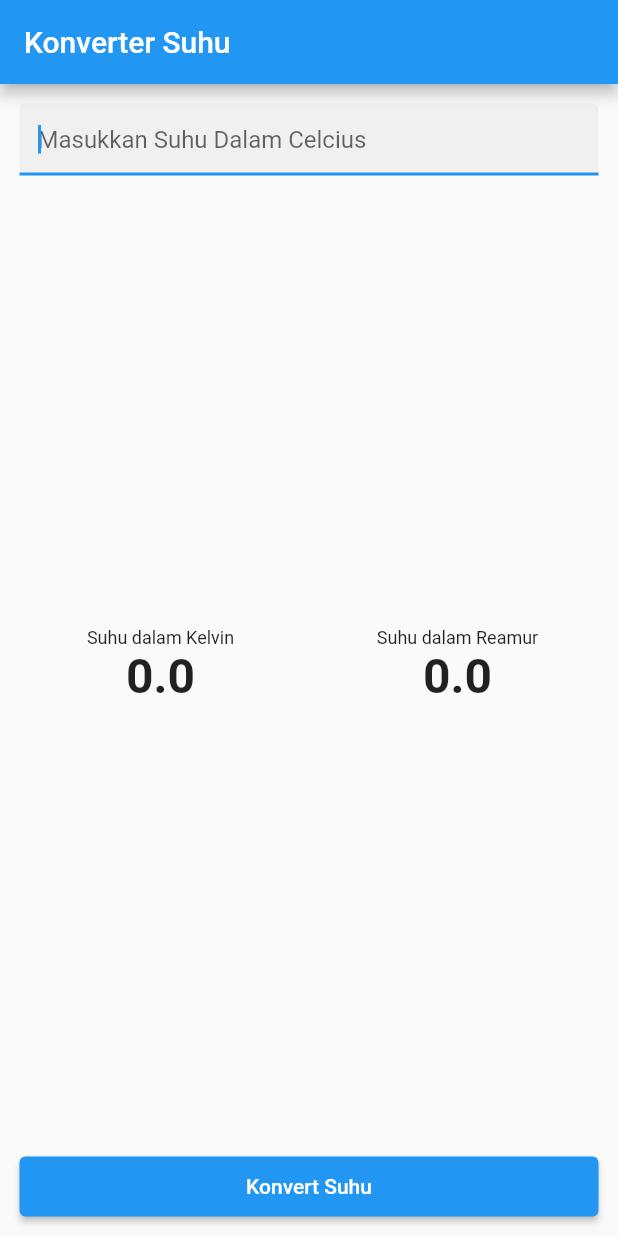
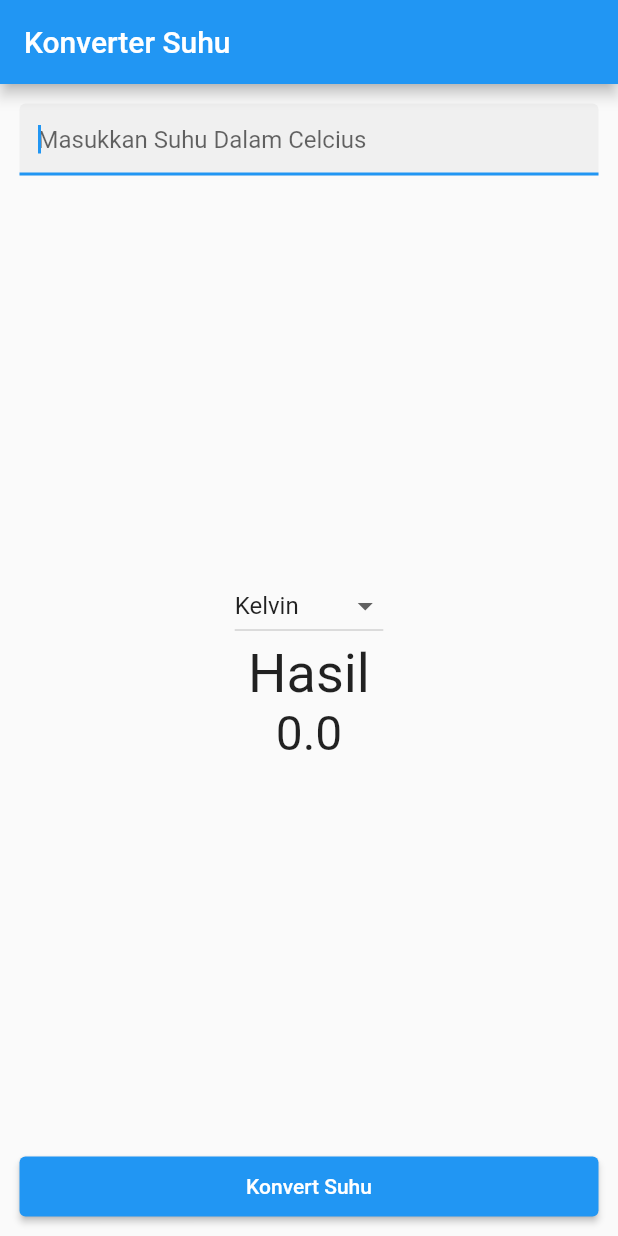
Before and after one commit to AnnisaFitry/konversi_suhu_flutter, a Flutter app: the screen it shows after launch, after a tap on "Konvert Suhu", on a phone screen of 412 x 824 dp. Run offline on Flutter 3.47's test engine with Material 2 defaults, Android fonts, the phone set to English and light mode, and no system bars.

Commit message:
js4_prak1

```diff
--- a/lib/main.dart
+++ b/lib/main.dart
@@ -18,13 +18,23 @@ class _MyAppState extends State<MyApp> {
 
   // state : value yang berubah ;
   double masukanUser = 0;
-  double kelvin = 0;
-  double reamur = 0;
+  String newValue = "Kelvin";
+  double hasil = 0;
+  var listItem = [
+    "Kelvin",
+    "Reamur",
+    "Fahrenheit",
+  ];
   convert() {
     setState(() {
       masukanUser = double.parse(masukan.text);
-      kelvin = masukanUser + 273;
-      reamur = masukanUser * 0.8;
+      if (newValue == "Kelvin") {
+        hasil = masukanUser + 273;
+      } else if (newValue == "Reamur") {
+        hasil = masukanUser * 0.8;
+      } else {
+        hasil = (1.8 * masukanUser) + 32;
+      }
     });
   }
 
@@ -58,10 +68,52 @@ class _MyAppState extends State<MyApp> {
             mainAxisAlignment: MainAxisAlignment.spaceBetween,
             children: [
               input(masukan: masukan),
-              hasil(kelvin: kelvin, reamur: reamur),
+              //hasil(kelvin: kelvin, reamur: reamur),
+              Column(
+                mainAxisAlignment: MainAxisAlignment.spaceEvenly,
+                children: [
+                  DropdownButton(
+                    items: listItem.map((String value) {
+                      return DropdownMenuItem<String>(
+                        value: value,
+                        child: Text(value),
+                      );
+                    }).toList(),
+                    value: newValue,
+                    onChanged: (String? changeValue) {
+                      setState(() {
+                        newValue = changeValue!;
+                      });
+                    },
+                  ),
+                  Row(
+                    mainAxisAlignment: MainAxisAlignment.spaceAround,
+                    children: [
+                      Column(
+                        children: [
+                          Text(
+                            'Hasil',
+                            style: TextStyle(
+                              fontWeight: FontWeight.normal,
+                              fontSize: 36,
+                            ),
+                          ),
+                          Text(
+                            '$hasil',
+                            style: TextStyle(
+                              fontWeight: FontWeight.normal,
+                              fontSize: 32,
+                            ),
+                          ),
+                        ],
+                      ),
+                    ],
+                  ),
+                ],
+              ),
               button(
                 convert: convert,
-              ),
+              )
             ],
           ),
         ),
```
